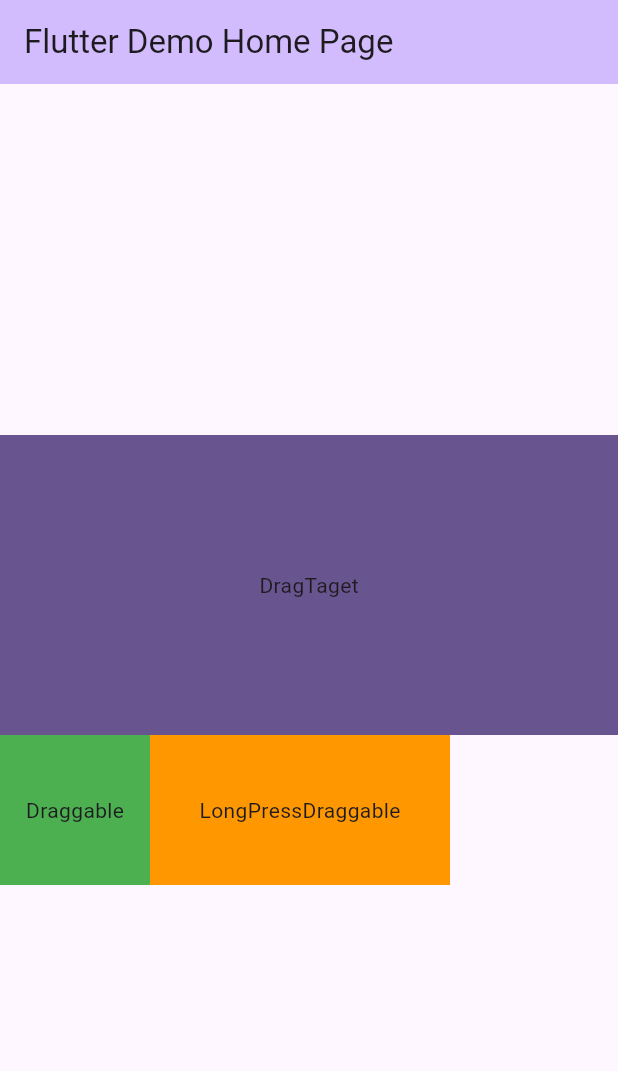
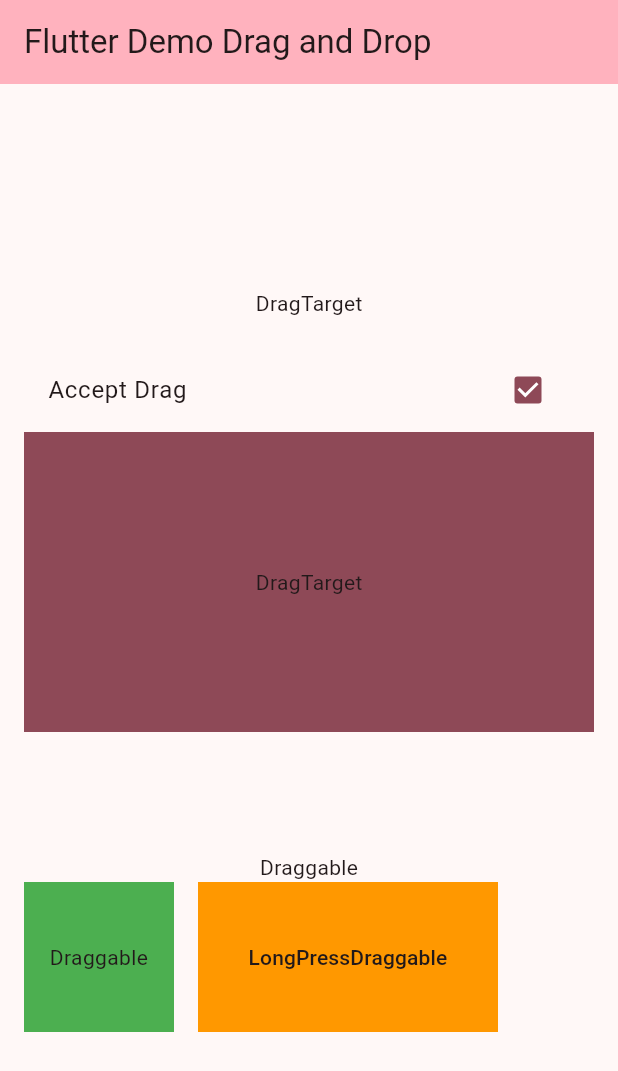
Before and after one commit to ssk-flutter/exampld_drag_and_drop, a Flutter app: the screen it shows after launch, on a phone screen of 412 x 824 dp. Shown: the top 1071 px of the screen. Run offline on Flutter 3.47's test engine with Material 3 defaults, Android fonts, the phone set to English and light mode, and no system bars.

Commit message:
drag and drop example

```diff
--- a/analysis_options.yaml
+++ b/analysis_options.yaml
@@ -21,6 +21,12 @@ linter:
   # `// ignore_for_file: name_of_lint` syntax on the line or in the file
   # producing the lint.
   rules:
+    avoid_print: false
+    prefer_single_quotes: true
+    prefer_const_constructors: false
+    prefer_const_constructors_in_immutables: false
+    prefer_final_locals: true
+    prefer_final_fields: true
     # avoid_print: false  # Uncomment to disable the `avoid_print` rule
     # prefer_single_quotes: true  # Uncomment to enable the `prefer_single_quotes` rule
 
--- a/lib/main.dart
+++ b/lib/main.dart
@@ -12,10 +12,10 @@ class MyApp extends StatelessWidget {
     return MaterialApp(
       title: 'Flutter Demo',
       theme: ThemeData(
-        colorScheme: ColorScheme.fromSeed(seedColor: Colors.deepPurple),
+        colorScheme: ColorScheme.fromSeed(seedColor: Colors.pink),
         useMaterial3: true,
       ),
-      home: const MyHomePage(title: 'Flutter Demo Home Page'),
+      home: const MyHomePage(title: 'Flutter Demo Drag and Drop'),
     );
   }
 }
@@ -30,71 +30,194 @@ class MyHomePage extends StatefulWidget {
 }
 
 class _MyHomePageState extends State<MyHomePage> {
+  bool _isAccepted = true;
+  Offset? _dragOffset;
+  String _dragTargetStatus = '';
+
   @override
-  Widget build(BuildContext context) {
-    return Scaffold(
+  Widget build(BuildContext context) => Scaffold(
         appBar: AppBar(
           backgroundColor: Theme.of(context).colorScheme.inversePrimary,
           title: Text(widget.title),
         ),
-      body: Center(
+        body: Padding(
+          padding: const EdgeInsets.all(16.0),
+          child: Center(
             child: Column(
               mainAxisAlignment: MainAxisAlignment.center,
               children: [
-            DragTarget(
+                Text('DragTarget\n$_dragTargetStatus'),
+                Row(
+                  children: [
+                    Expanded(
+                        child: Column(
+                      children: [
+                        CheckboxListTile(
+                            title: Text('Accept Drag'),
+                            value: _isAccepted,
+                            onChanged: (value) {
+                              setState(() => _isAccepted = value!);
+                            }),
+                        _dragTarget(accept: _isAccepted),
+                      ],
+                    )),
+                  ],
+                ),
+                SizedBox(height: 80),
+                Text('Draggable${_dragOffset ?? ''}'),
+                Row(
+                  children: [
+                    _draggable(context),
+                    SizedBox(width: 16),
+                    _logPressDraggable(context),
+                  ],
+                ),
+              ],
+            ),
+          ),
+        ),
+      );
+
+  Widget _dragTarget({required bool accept}) => DragTarget(
+        onMove: (details) {
+          setState(() {
+            _dragTargetStatus = 'onMove: ${details.data} ${details.offset}';
+          });
+        },
+        onLeave: (details) {
+          setState(() {
+            _dragTargetStatus = 'onLeave: $details';
+          });
+        },
+        onWillAcceptWithDetails: (details) {
+          print('onWillAcceptWithDetails: ${details.data}');
+          return accept;
+        },
+        onAcceptWithDetails: (details) {
+          print('onAcceptWithDetails: ${details.data}');
+        },
         builder: (BuildContext context, List<Object?> candidateData,
             List<dynamic> rejectedData) {
+          if (candidateData.isNotEmpty) {
+            final data = candidateData.join(', ');
             return Container(
               width: double.infinity,
               height: 200,
+              color: Theme.of(context).colorScheme.secondary,
+              child: Center(child: Text('DragTarget Accepted\n$data')),
+            );
+          } else if (rejectedData.isNotEmpty) {
+            final data = rejectedData.join(', ');
+            return Container(
+              width: double.infinity,
+              height: 200,
+              color: Theme.of(context).colorScheme.error,
+              child: Center(child: Text('DragTarget Rejected\n$data')),
+            );
+          } else {
+            return Container(
+              height: 200,
               color: Theme.of(context).colorScheme.primary,
-                  child: Center(child: Text('DragTaget')),
+              child: Center(child: Text('DragTarget')),
             );
+          }
         },
-            ),
-            Row(
-              children: [
-                Draggable(
-                  data: 'Draggable',
-                  child: Container(
+      );
+
+  Widget _draggable(BuildContext context) => Draggable(
+        data: 'Draggable Data',
+        dragAnchorStrategy: (draggable, context, position) {
+          final RenderBox renderObject =
+              context.findRenderObject()! as RenderBox;
+          final anchorPosition = renderObject.globalToLocal(position);
+          print('position: $position , anchorPosition $anchorPosition');
+          return anchorPosition;
+        },
+        onDragStarted: () {
+          print('onDragStarted');
+        },
+        onDragUpdate: (details) {
+          setState(() {
+            _dragOffset = details.localPosition;
+          });
+        },
+        onDragEnd: (details) {
+          setState(() {
+            _resetData();
+          });
+        },
+        onDragCompleted: () {
+          print(
+              'onDragCompleted 는 DragTarget 에서 onAcceptWithDetails 가 호출된 후에 호출됩니다.');
+        },
+        onDraggableCanceled: (Velocity velocity, Offset offset) {
+          print('onDraggableCanceled 는 onDragCompleted 발생하지 않은 경우에 호출됩니다.');
+        },
+        // feedbackOffset: DragTarget 에 접근 하는 상대 좌표
+        feedbackOffset: Offset(0, 0),
+        feedback: Container(
           width: 100,
           height: 100,
-                    color: Colors.green,
-                    child: Center(child: Text('Draggable')),
+          color: Colors.green.shade200,
+          child: Center(
+              child: Text(
+            'Draggable',
+            style: Theme.of(context).textTheme.bodyMedium,
+            textAlign: TextAlign.center,
+          )),
         ),
-                  feedback: Container(
+        childWhenDragging: Container(
           width: 100,
           height: 100,
           color: Colors.green,
           child: Center(
               child: Text(
-                      'Draggable Feedback',
-                      style: Theme.of(context).textTheme.titleSmall,
+            'childWhenDragging',
+            style: Theme.of(context).textTheme.bodyMedium,
+            textAlign: TextAlign.center,
           )),
         ),
+        child: Container(
+          width: 100,
+          height: 100,
+          color: Colors.green,
+          child: Center(
+              child: Text(
+            'Draggable',
+            style: Theme.of(context).textTheme.bodyMedium,
+            textAlign: TextAlign.center,
+          )),
         ),
-                LongPressDraggable(
-                  data: 'LongPressDraggable',
+      );
+
+  void _resetData() {
+    _dragOffset = null;
+    _dragTargetStatus = '';
+  }
+
+  Widget _logPressDraggable(BuildContext context) => LongPressDraggable(
+        data: 'LongPressDraggable Data',
+        feedback: Container(
+          width: 200,
+          height: 100,
+          color: Colors.orange.shade200,
+          child: Center(
+              child: Text(
+            'LongPressDraggable',
+            style: Theme.of(context).textTheme.titleSmall,
+            textAlign: TextAlign.center,
+          )),
+        ),
         child: Container(
           width: 200,
           height: 100,
           color: Colors.orange,
-                    child: Center(child: Text('LongPressDraggable')),
-                  ),
-                  feedback: Container(
-                    width: 200,
-                    height: 100,
-                    color: Colors.orange,
           child: Center(
-                        child: Text('LongPressDraggable Feedback',
-                            style: Theme.of(context).textTheme.titleSmall)),
-                  ),
-                )
-              ],
-            ),
-          ],
-        ),
+              child: Text(
+            'LongPressDraggable',
+            style: Theme.of(context).textTheme.titleSmall,
+            textAlign: TextAlign.center,
+          )),
         ),
       );
 }
-}
```
Lines whose indentation alone changed are shown as unchanged.
